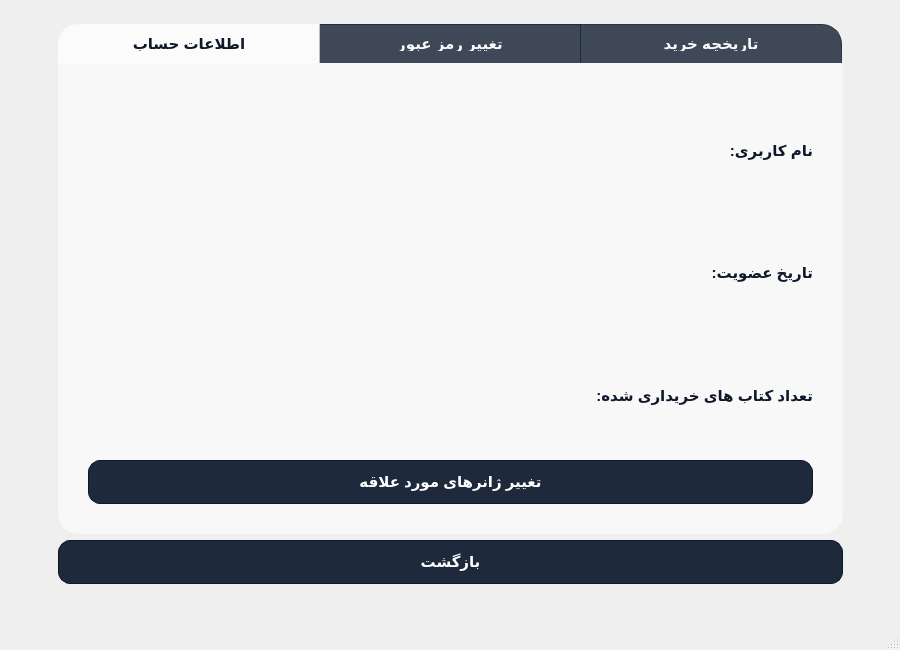
Old version of the form client/profilewindow_c.ui in the repository afkhamis1386-afk/bookCLUB_Project.
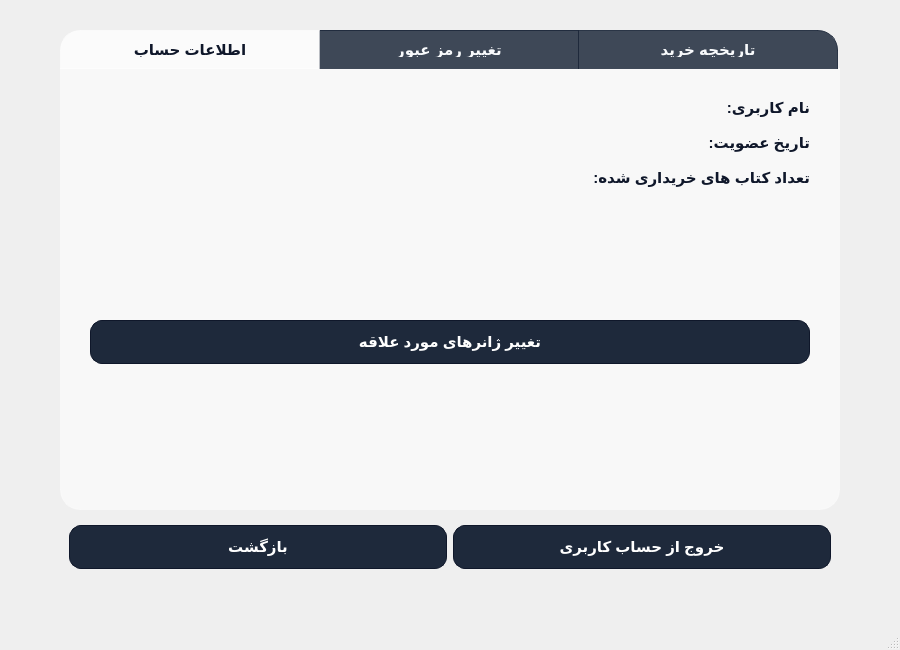
New version of the form. Icons and pictures are not drawn.

Commit message:
fix: resolve panel resizing, logout issues, and add new header
- Fix panel maximization and minimization issues during runtime
- Fix logout functionality bug
- Add a new header component to the layout

Diff of the .ui file:
```diff
--- a/client/profilewindow_c.ui
+++ b/client/profilewindow_c.ui
@@ -42,13 +42,12 @@
     qproperty-drawBase: 0;
 }
 
-/* تقسیم متوازن و خودکار تب ها در تمام عرض پنل */
 QTabBar::tab {
     background: rgba(30, 41, 59, 0.85);
     border: 1px solid rgba(30, 41, 59, 0.9);
     border-bottom: none;
     color: #f8fafc;
-    min-width: 260px; /* افزایش ابعاد تب ها متناسب با پنل بزرگتر */
+    min-width: 258px;
     padding: 12px 0px;
     font-size: 15px;
     font-weight: bold;
@@ -57,13 +56,13 @@
     margin-right: -1px;
 }
 
-/* اصلاح گردی گوشه بالا سمت راست برای تب اول (RTL) */
+/* گرد کردن دقیق گوشه بالا سمت چپ برای تب اول */
 QTabBar::tab:first {
     border-top-left-radius: 20px;
     border-top-right-radius: 0px;
 }
 
-/* اصلاح گردی گوشه بالا سمت چپ برای تب آخر (RTL) */
+/* گرد کردن دقیق گوشه بالا سمت راست برای تب آخر */
 QTabBar::tab:last {
     border-top-right-radius: 20px;
     border-top-left-radius: 0px;
@@ -133,17 +132,6 @@
     border: 1px solid #020617;
 }
 
-QPushButton#backButton {
-    background-color: #1e293b;
-    color: #ffffff;
-    border: 1px solid #0f172a;
-}
-
-QPushButton#backButton:hover {
-    background-color: #0f172a;
-    color: #fde047;
-}
-
 QLineEdit {
     background: rgba(255, 255, 255, 0.85);
     border: 1.5px solid rgba(30, 41, 59, 0.4);
@@ -166,7 +154,7 @@
   </property>
   <widget class="QWidget" name="centralwidget">
    <layout class="QGridLayout" name="gridLayout_main">
-    <item row="0" column="0">
+    <item row="0" column="1">
      <spacer name="topSpacer">
       <property name="orientation">
        <enum>Qt::Vertical</enum>
@@ -174,12 +162,12 @@
       <property name="sizeHint" stdset="0">
        <size>
         <width>20</width>
-        <height>20</height>
+        <height>40</height>
        </size>
       </property>
      </spacer>
     </item>
-    <item row="1" column="0">
+    <item row="1" column="0" rowspan="3">
      <spacer name="leftSpacer">
       <property name="orientation">
        <enum>Qt::Horizontal</enum>
@@ -196,14 +184,14 @@
      <widget class="QTabWidget" name="profileTabWidget">
       <property name="minimumSize">
        <size>
-        <width>785</width>
-        <height>510</height>
+        <width>780</width>
+        <height>480</height>
        </size>
       </property>
       <property name="maximumSize">
        <size>
-        <width>785</width>
-        <height>510</height>
+        <width>780</width>
+        <height>480</height>
        </size>
       </property>
       <property name="currentIndex">
@@ -213,35 +201,118 @@
        <attribute name="title">
         <string>اطلاعات حساب</string>
        </attribute>
-       <layout class="QGridLayout" name="gridLayout">
-        <item row="0" column="0">
-         <widget class="QLabel" name="usernameLabel">
-          <property name="text">
-           <string>نام کاربری:</string>
-          </property>
-         </widget>
+       <layout class="QVBoxLayout" name="verticalLayout_account">
+        <property name="spacing">
+         <number>15</number>
+        </property>
+        <!-- سطر ۱: نام کاربری (راست‌چین شده) -->
+        <item>
+         <layout class="QHBoxLayout" name="row1Layout">
+          <item>
+           <spacer name="row1Spacer">
+            <property name="orientation">
+             <enum>Qt::Horizontal</enum>
+            </property>
+            <property name="sizeHint" stdset="0">
+             <size>
+              <width>40</width>
+              <height>20</height>
+             </size>
+            </property>
+           </spacer>
+          </item>
+          <item>
+           <widget class="QLabel" name="usernameLabel">
+            <property name="text">
+             <string>نام کاربری:</string>
+            </property>
+           </widget>
+          </item>
+         </layout>
         </item>
-        <item row="1" column="0">
-         <widget class="QLabel" name="registerDateLabel">
-          <property name="text">
-           <string>تاریخ عضویت:</string>
-          </property>
-         </widget>
+        <!-- سطر ۲: تاریخ عضویت (راست‌چین شده) -->
+        <item>
+         <layout class="QHBoxLayout" name="row2Layout">
+          <item>
+           <spacer name="row2Spacer">
+            <property name="orientation">
+             <enum>Qt::Horizontal</enum>
+            </property>
+            <property name="sizeHint" stdset="0">
+             <size>
+              <width>40</width>
+              <height>20</height>
+             </size>
+            </property>
+           </spacer>
+          </item>
+          <item>
+           <widget class="QLabel" name="registerDateLabel">
+            <property name="text">
+             <string>تاریخ عضویت:</string>
+            </property>
+           </widget>
+          </item>
+         </layout>
         </item>
-        <item row="2" column="0">
-         <widget class="QLabel" name="purchasedCountLabel">
-          <property name="text">
-           <string>تعداد کتاب های خریداری شده:</string>
+        <!-- سطر ۳: تعداد کتاب‌ها (راست‌چین شده) -->
+        <item>
+         <layout class="QHBoxLayout" name="row3Layout">
+          <item>
+           <spacer name="row3Spacer">
+            <property name="orientation">
+             <enum>Qt::Horizontal</enum>
+            </property>
+            <property name="sizeHint" stdset="0">
+             <size>
+              <width>40</width>
+              <height>20</height>
+             </size>
+            </property>
+           </spacer>
+          </item>
+          <item>
+           <widget class="QLabel" name="purchasedCountLabel">
+            <property name="text">
+             <string>تعداد کتاب های خریداری شده:</string>
+            </property>
+           </widget>
+          </item>
+         </layout>
+        </item>
+        <item>
+         <spacer name="infoSpacer1">
+          <property name="orientation">
+           <enum>Qt::Vertical</enum>
           </property>
-         </widget>
+          <property name="sizeHint" stdset="0">
+           <size>
+            <width>20</width>
+            <height>15</height>
+           </size>
+          </property>
+         </spacer>
         </item>
-        <item row="3" column="0">
+        <item>
          <widget class="QPushButton" name="editGenresButton">
           <property name="text">
            <string>تغییر ژانرهای مورد علاقه</string>
           </property>
          </widget>
         </item>
+        <item>
+         <spacer name="accountSpacer">
+          <property name="orientation">
+           <enum>Qt::Vertical</enum>
+          </property>
+          <property name="sizeHint" stdset="0">
+           <size>
+            <width>20</width>
+            <height>40</height>
+           </size>
+          </property>
+         </spacer>
+        </item>
        </layout>
       </widget>
       <widget class="QWidget" name="changePasswordTab">
@@ -317,7 +388,7 @@
       </widget>
      </widget>
     </item>
-    <item row="1" column="2">
+    <item row="1" column="2" rowspan="3">
      <spacer name="rightSpacer">
       <property name="orientation">
        <enum>Qt::Horizontal</enum>
@@ -331,10 +402,23 @@
      </spacer>
     </item>
     <item row="2" column="1">
-     <widget class="QPushButton" name="backButton">
-      <property name="text">
-       <string>بازگشت</string>
-      </property>
+     <widget class="QWidget" name="bottomButtonsWidget" native="true">
+      <layout class="QHBoxLayout" name="bottomButtonsLayout">
+       <item>
+        <widget class="QPushButton" name="backButton">
+         <property name="text">
+          <string>بازگشت</string>
+         </property>
+        </widget>
+       </item>
+       <item>
+        <widget class="QPushButton" name="logoutButton">
+         <property name="text">
+          <string>خروج از حساب کاربری</string>
+         </property>
+        </widget>
+       </item>
+      </layout>
      </widget>
     </item>
     <item row="3" column="1">
@@ -347,7 +431,7 @@
       </property>
      </widget>
     </item>
-    <item row="4" column="0">
+    <item row="4" column="1">
      <spacer name="bottomSpacer">
       <property name="orientation">
        <enum>Qt::Vertical</enum>
@@ -355,7 +439,7 @@
       <property name="sizeHint" stdset="0">
        <size>
         <width>20</width>
-        <height>20</height>
+        <height>40</height>
        </size>
       </property>
      </spacer>
```
Left out of the diff: 44 changed lines with no effect on the pictures. The commit also changes 10 other files.
